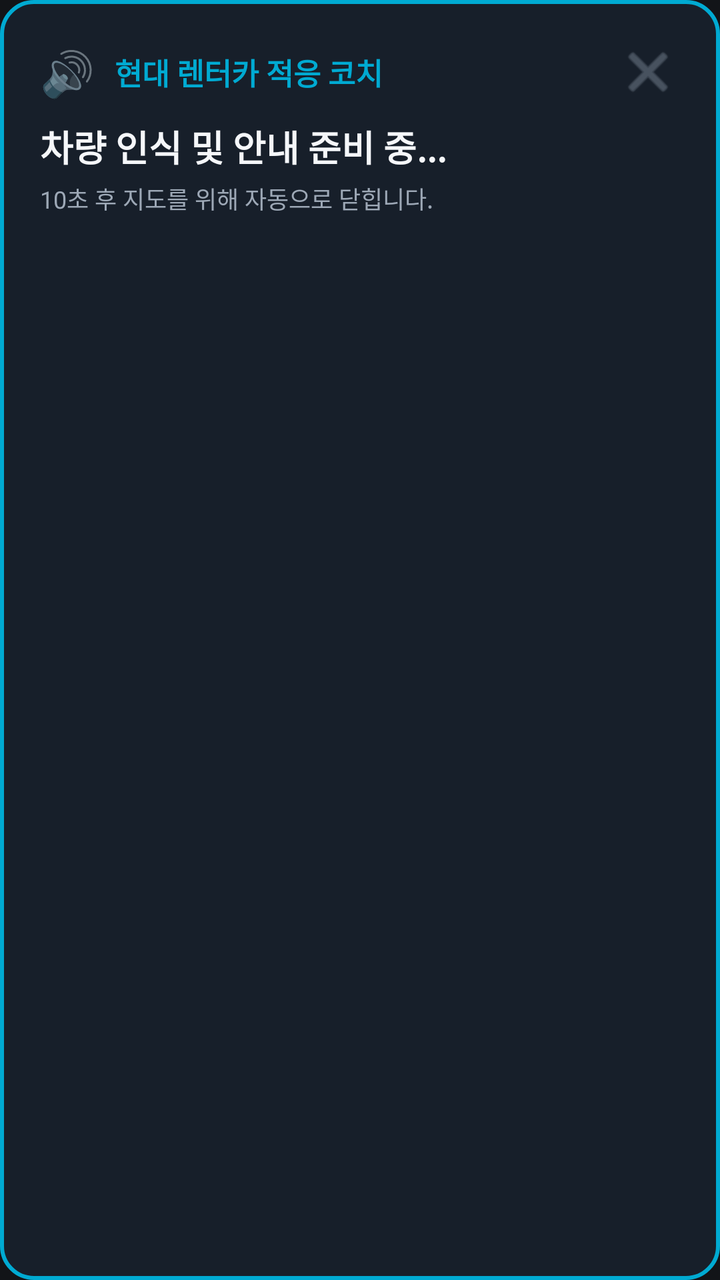
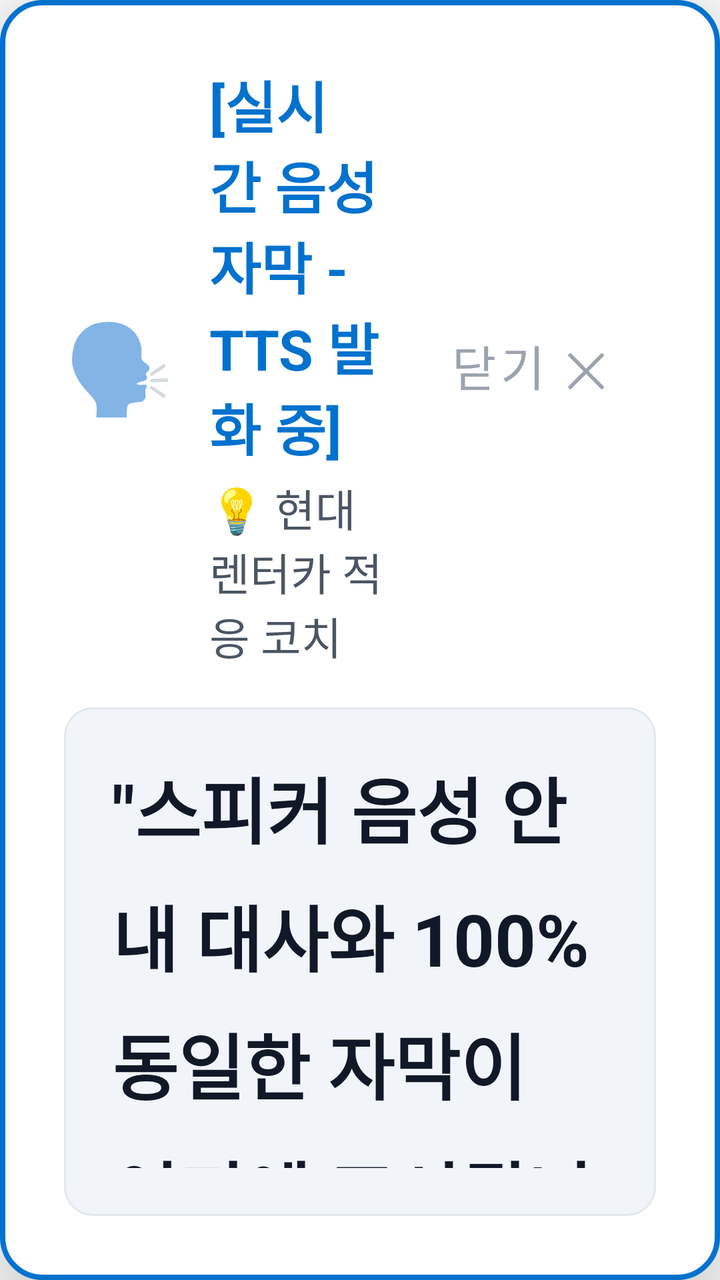

The first picture is an Android layout as it rendered before a commit; the second is the same layout after the commit. The layout source and the unified diff follow.
<!-- AndroidManifest.xml: application theme Theme.RentalCarAdaptationCoach -->
<!-- res/layout/layout_floating_briefing_banner.xml -->
<?xml version="1.0" encoding="utf-8"?>
<LinearLayout xmlns:android="http://schemas.android.com/apk/res/android"
    android:id="@+id/cardBannerRoot"
    android:layout_width="680dp"
    android:layout_height="wrap_content"
    android:layout_margin="16dp"
    android:background="@drawable/bg_floating_banner"
    android:elevation="20dp"
    android:orientation="vertical"
    android:padding="20dp">

    <LinearLayout
        android:layout_width="match_parent"
        android:layout_height="wrap_content"
        android:gravity="center_vertical"
        android:orientation="horizontal">

        <TextView
            android:id="@+id/tvBannerIcon"
            android:layout_width="wrap_content"
            android:layout_height="wrap_content"
            android:text="🔊"
            android:textSize="22sp" />

        <TextView
            android:id="@+id/tvBannerTitle"
            android:layout_width="0dp"
            android:layout_height="wrap_content"
            android:layout_marginStart="10dp"
            android:layout_weight="1"
            android:text="현대 렌터카 적응 코치"
            android:textColor="@color/hyundai_active_blue"
            android:textSize="15sp"
            android:textStyle="bold" />

        <ImageButton
            android:id="@+id/btnBannerClose"
            android:layout_width="32dp"
            android:layout_height="32dp"
            android:background="?selectableItemBackgroundBorderless"
            android:contentDescription="닫기"
            android:src="@android:drawable/ic_menu_close_clear_cancel"
            android:tint="@color/car_text_dim" />
    </LinearLayout>

    <TextView
        android:id="@+id/tvBannerBody"
        android:layout_width="match_parent"
        android:layout_height="wrap_content"
        android:layout_marginTop="8dp"
        android:lineSpacingExtra="4dp"
        android:text="차량 인식 및 안내 준비 중..."
        android:textColor="@color/car_text_primary"
        android:textSize="18sp"
        android:textStyle="bold" />

    <TextView
        android:id="@+id/tvBannerSubtext"
        android:layout_width="match_parent"
        android:layout_height="wrap_content"
        android:layout_marginTop="4dp"
        android:text="10초 후 지도를 위해 자동으로 닫힙니다."
        android:textColor="@color/car_text_secondary"
        android:textSize="12sp" />

</LinearLayout>
<!-- resources referenced by this layout -->
<resources>
  <color name="car_text_dim">#687482</color>
  <color name="car_text_primary">#F5F7FA</color>
  <color name="car_text_secondary">#9DA8B6</color>
  <color name="hyundai_active_blue">#00AAD2</color>
  <!-- drawable bg_floating_banner (drawable) -->
  <?xml version="1.0" encoding="utf-8"?>
  <shape xmlns:android="http://schemas.android.com/apk/res/android"
      android:shape="rectangle">
      <solid android:color="#F218202C" />
      <corners android:radius="16dp" />
      <stroke
          android:width="2dp"
          android:color="#00AAD2" />
  </shape>
  <style name="Theme.RentalCarAdaptationCoach" parent="Theme.MaterialComponents.DayNight.NoActionBar">
          <item name="colorPrimary">@color/hyundai_accent</item>
          <item name="colorPrimaryVariant">@color/hyundai_blue</item>
          <item name="colorOnPrimary">@color/car_text_primary</item>
          <item name="android:windowBackground">@color/car_bg_dark</item>
          <item name="android:textColorPrimary">@color/car_text_primary</item>
          <item name="android:textColorSecondary">@color/car_text_secondary</item>
      </style>
  <color name="hyundai_accent">#0072CE</color>
  <color name="hyundai_blue">#002C5F</color>
  <color name="car_bg_dark">#121418</color>
</resources>

<!-- the commit's change to res/layout/layout_floating_briefing_banner.xml (unified diff, before → after) -->
@@ -1,14 +1,15 @@
 <?xml version="1.0" encoding="utf-8"?>
 <LinearLayout xmlns:android="http://schemas.android.com/apk/res/android"
     android:id="@+id/cardBannerRoot"
-    android:layout_width="680dp"
+    android:layout_width="1550dp"
     android:layout_height="wrap_content"
     android:layout_margin="16dp"
     android:background="@drawable/bg_floating_banner"
-    android:elevation="20dp"
+    android:elevation="30dp"
     android:orientation="vertical"
-    android:padding="20dp">
+    android:padding="32dp">
 
+    
     <LinearLayout
         android:layout_width="match_parent"
         android:layout_height="wrap_content"
@@ -19,48 +20,69 @@
             android:id="@+id/tvBannerIcon"
             android:layout_width="wrap_content"
             android:layout_height="wrap_content"
-            android:text="🔊"
-            android:textSize="22sp" />
+            android:text="🗣️"
+            android:textSize="44sp" />
 
-        <TextView
-            android:id="@+id/tvBannerTitle"
+        <LinearLayout
             android:layout_width="0dp"
             android:layout_height="wrap_content"
-            android:layout_marginStart="10dp"
+            android:layout_marginStart="18dp"
             android:layout_weight="1"
-            android:text="현대 렌터카 적응 코치"
-            android:textColor="@color/hyundai_active_blue"
-            android:textSize="15sp"
-            android:textStyle="bold" />
+            android:orientation="vertical">
 
-        <ImageButton
+            <TextView
+                android:id="@+id/tvBannerTitle"
+                android:layout_width="wrap_content"
+                android:layout_height="wrap_content"
+                android:text="[실시간 음성 자막 - TTS 발화 중]"
+                android:textColor="#0072CE"
+                android:textSize="28sp"
+                android:textStyle="bold" />
+
+            <TextView
+                android:id="@+id/tvBannerCategory"
+                android:layout_width="wrap_content"
+                android:layout_height="wrap_content"
+                android:layout_marginTop="4dp"
+                android:text="💡 현대 렌터카 적응 코치"
+                android:textColor="@color/car_text_secondary"
+                android:textSize="22sp" />
+        </LinearLayout>
+
+        
+        <Button
             android:id="@+id/btnBannerClose"
-            android:layout_width="32dp"
-            android:layout_height="32dp"
-            android:background="?selectableItemBackgroundBorderless"
-            android:contentDescription="닫기"
-            android:src="@android:drawable/ic_menu_close_clear_cancel"
-            android:tint="@color/car_text_dim" />
+            style="@style/Widget.MaterialComponents.Button.TextButton"
+            android:layout_width="wrap_content"
+            android:layout_height="64dp"
+            android:paddingHorizontal="24dp"
+            android:text="닫기 ✕"
+            android:textColor="@color/car_text_dim"
+            android:textSize="24sp" />
     </LinearLayout>
 
+    
     <TextView
         android:id="@+id/tvBannerBody"
         android:layout_width="match_parent"
         android:layout_height="wrap_content"
-        android:layout_marginTop="8dp"
-        android:lineSpacingExtra="4dp"
-        android:text="차량 인식 및 안내 준비 중..."
-        android:textColor="@color/car_text_primary"
-        android:textSize="18sp"
+        android:layout_marginTop="20dp"
+        android:background="@drawable/bg_subtitle_box"
+        android:lineSpacingExtra="12dp"
+        android:padding="24dp"
+        android:text="&quot;스피커 음성 안내 대사와 100% 동일한 자막이 여기에 표시됩니다.&quot;"
+        android:textColor="#111827"
+        android:textSize="36sp"
         android:textStyle="bold" />
 
+    
     <TextView
         android:id="@+id/tvBannerSubtext"
         android:layout_width="match_parent"
         android:layout_height="wrap_content"
-        android:layout_marginTop="4dp"
-        android:text="10초 후 지도를 위해 자동으로 닫힙니다."
+        android:layout_marginTop="16dp"
+        android:text="🔊 차량 스피커로 출력되는 음성과 100% 동일한 실시간 자막입니다."
         android:textColor="@color/car_text_secondary"
-        android:textSize="12sp" />
+        android:textSize="22sp" />
 
 </LinearLayout>
<!-- resource entries referenced after the edit -->
@@ -1,29 +1,38 @@
 <!-- resources referenced by this layout -->
 <resources>
-  <color name="car_text_dim">#687482</color>
-  <color name="car_text_primary">#F5F7FA</color>
-  <color name="car_text_secondary">#9DA8B6</color>
-  <color name="hyundai_active_blue">#00AAD2</color>
+  <color name="car_text_dim">#9CA3AF</color>
+  <color name="car_text_primary">#111827</color>
+  <color name="car_text_secondary">#4B5563</color>
   <!-- drawable bg_floating_banner (drawable) -->
   <?xml version="1.0" encoding="utf-8"?>
   <shape xmlns:android="http://schemas.android.com/apk/res/android"
       android:shape="rectangle">
-      <solid android:color="#F218202C" />
-      <corners android:radius="16dp" />
+      <solid android:color="#FFFFFF" />
+      <corners android:radius="20dp" />
       <stroke
-          android:width="2dp"
-          android:color="#00AAD2" />
+          android:width="2.5dp"
+          android:color="#0072CE" />
   </shape>
-  <style name="Theme.RentalCarAdaptationCoach" parent="Theme.MaterialComponents.DayNight.NoActionBar">
+  <!-- drawable bg_subtitle_box (drawable) -->
+  <?xml version="1.0" encoding="utf-8"?>
+  <shape xmlns:android="http://schemas.android.com/apk/res/android"
+      android:shape="rectangle">
+      <solid android:color="#F1F5F9" />
+      <corners android:radius="14dp" />
+      <stroke
+          android:width="1dp"
+          android:color="#E2E8F0" />
+  </shape>
+  <style name="Theme.RentalCarAdaptationCoach" parent="Theme.MaterialComponents.Light.NoActionBar">
           <item name="colorPrimary">@color/hyundai_accent</item>
           <item name="colorPrimaryVariant">@color/hyundai_blue</item>
-          <item name="colorOnPrimary">@color/car_text_primary</item>
-          <item name="android:windowBackground">@color/car_bg_dark</item>
+          <item name="colorOnPrimary">#FFFFFF</item>
+          <item name="android:windowBackground">@color/car_bg_light</item>
           <item name="android:textColorPrimary">@color/car_text_primary</item>
           <item name="android:textColorSecondary">@color/car_text_secondary</item>
       </style>
   <color name="hyundai_accent">#0072CE</color>
   <color name="hyundai_blue">#002C5F</color>
-  <color name="car_bg_dark">#121418</color>
+  <color name="car_bg_light">#FFFFFF</color>
 </resources>
 
